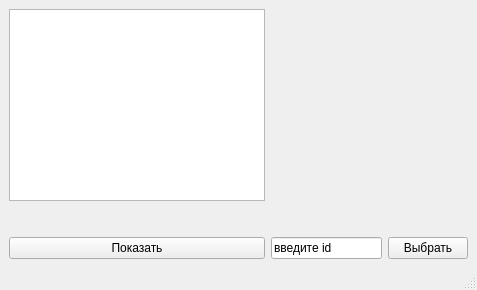
Qt form story_window.ui (What-is-love-bdnhm/my_project) before a commit.
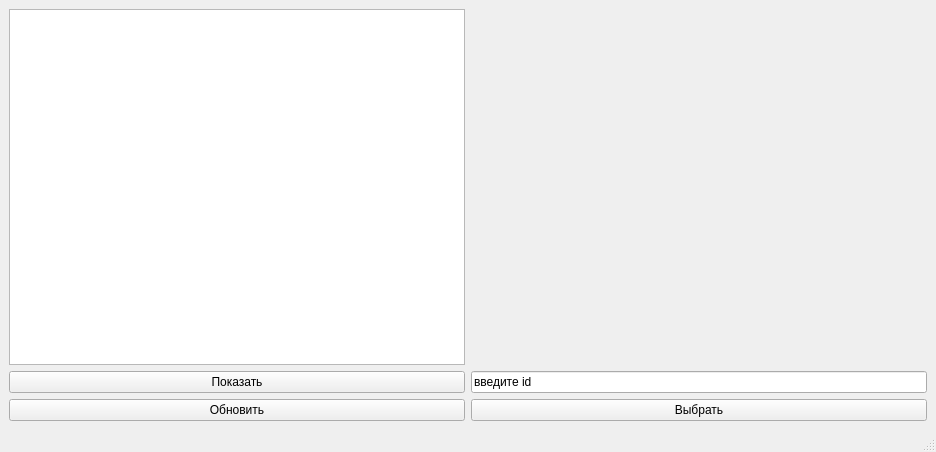
The same form after that commit.

Commit message: беспредел

```diff
--- a/story_window.ui
+++ b/story_window.ui
@@ -6,8 +6,8 @@
    <rect>
     <x>0</x>
     <y>0</y>
-    <width>477</width>
-    <height>290</height>
+    <width>936</width>
+    <height>452</height>
    </rect>
   </property>
   <property name="windowTitle">
@@ -20,17 +20,31 @@
       <property name="sizeConstraint">
        <enum>QLayout::SetDefaultConstraint</enum>
       </property>
-      <item row="1" column="0">
-       <widget class="QTableWidget" name="table"/>
-      </item>
-      <item row="3" column="0">
+      <item row="4" column="0">
        <widget class="QPushButton" name="button_1">
         <property name="text">
          <string>Показать</string>
         </property>
        </widget>
       </item>
-      <item row="1" column="2">
+      <item row="4" column="1">
+       <widget class="QLineEdit" name="id">
+        <property name="text">
+         <string>введите id</string>
+        </property>
+       </widget>
+      </item>
+      <item row="1" column="0">
+       <widget class="QTableWidget" name="tableWidget"/>
+      </item>
+      <item row="5" column="0">
+       <widget class="QPushButton" name="button_3">
+        <property name="text">
+         <string>Обновить</string>
+        </property>
+       </widget>
+      </item>
+      <item row="1" column="1">
        <widget class="QLabel" name="label">
         <property name="minimumSize">
          <size>
@@ -49,72 +63,13 @@
         </property>
        </widget>
       </item>
-      <item row="1" column="1">
-       <spacer name="horizontalSpacer">
-        <property name="orientation">
-         <enum>Qt::Horizontal</enum>
-        </property>
-        <property name="sizeHint" stdset="0">
-         <size>
-          <width>0</width>
-          <height>0</height>
-         </size>
-        </property>
-       </spacer>
-      </item>
-      <item row="2" column="0">
-       <spacer name="verticalSpacer">
-        <property name="orientation">
-         <enum>Qt::Vertical</enum>
-        </property>
-        <property name="sizeHint" stdset="0">
-         <size>
-          <width>0</width>
-          <height>0</height>
-         </size>
-        </property>
-       </spacer>
-      </item>
-      <item row="3" column="2">
+      <item row="5" column="1">
        <widget class="QPushButton" name="button_2">
         <property name="text">
          <string>Выбрать</string>
         </property>
        </widget>
       </item>
-      <item row="2" column="2">
-       <spacer name="verticalSpacer_2">
-        <property name="orientation">
-         <enum>Qt::Vertical</enum>
-        </property>
-        <property name="sizeHint" stdset="0">
-         <size>
-          <width>0</width>
-          <height>0</height>
-         </size>
-        </property>
-       </spacer>
-      </item>
-      <item row="2" column="1">
-       <spacer name="horizontalSpacer_2">
-        <property name="orientation">
-         <enum>Qt::Horizontal</enum>
-        </property>
-        <property name="sizeHint" stdset="0">
-         <size>
-          <width>0</width>
-          <height>0</height>
-         </size>
-        </property>
-       </spacer>
-      </item>
-      <item row="3" column="1">
-       <widget class="QLineEdit" name="id">
-        <property name="text">
-         <string>введите id</string>
-        </property>
-       </widget>
-      </item>
      </layout>
     </item>
    </layout>
```
Left out of the diff: 2 changed lines with no effect on the pictures. The commit also changes 2 other files.
